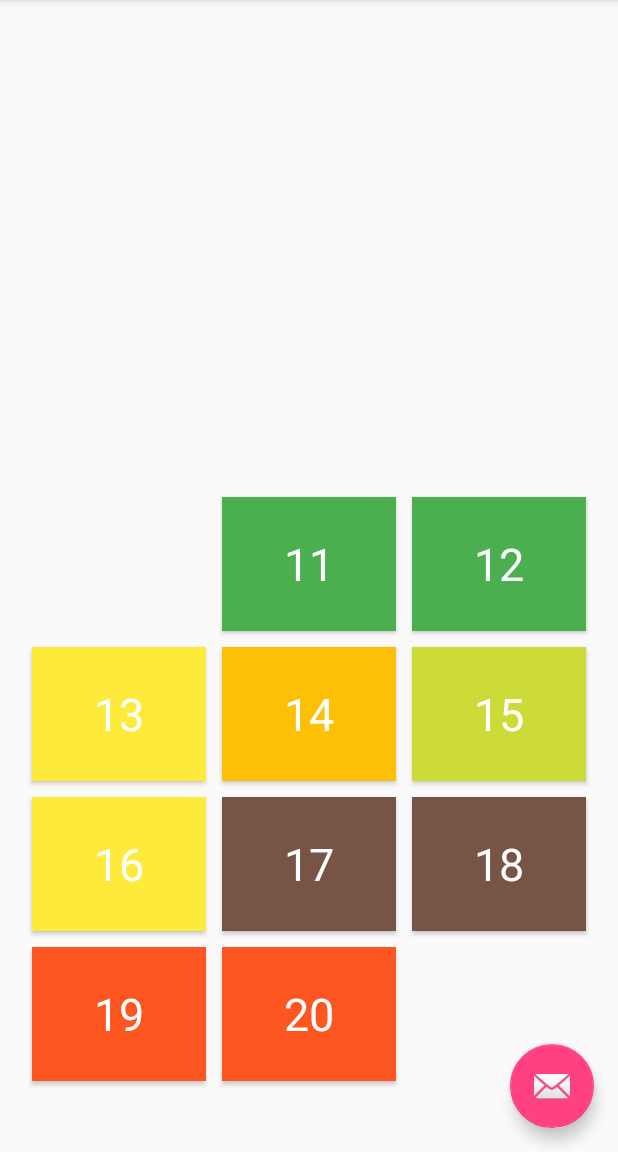
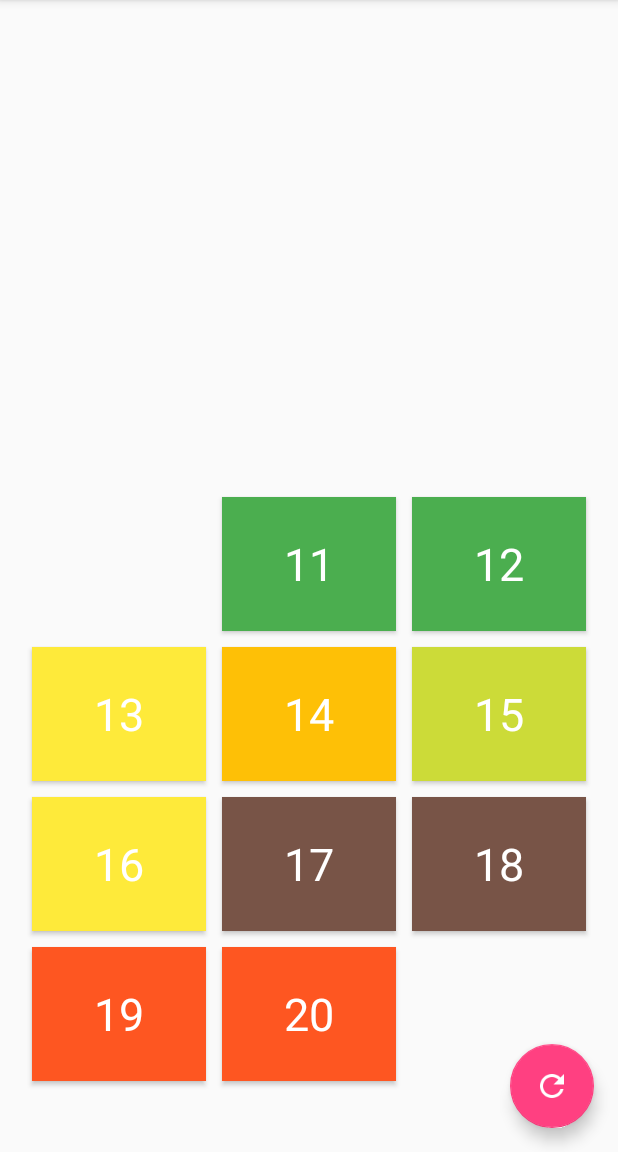
Before and after one commit to buptfarmer/edu, an Android app: the screen it shows after launch (NumbersActivity), after a tap on "10", on a phone screen of 412 x 824 dp, the part 84-1236 px from its top. Run offline under Robolectric (Android 15) with nearby library versions, the phone set to English and light mode, and no system bars; libraries missing offline, so code that uses them is left out: android.support.v4, com.baidu.tts; 21 statements that could not run were skipped.

Commit message:
change:replace fab icon with refresh icon
Change-Id: I14e3bfaf4d21c06144e50fc8826ccd6c496601c3

```diff
--- a/app/src/main/res/layout/activity_numbers.xml
+++ b/app/src/main/res/layout/activity_numbers.xml
@@ -31,6 +31,6 @@
         android:layout_gravity="bottom|end"
         android:layout_margin="@dimen/fab_margin"
         android:elevation="10px"
-        android:src="@android:drawable/ic_dialog_email"/>
+        android:src="@drawable/ic_refresh_white_24dp"/>
 
 </android.support.design.widget.CoordinatorLayout>
```
Also changed, not shown: app/src/main/res/drawable/refresh.xml (added, +8 -0 lines), app/src/main/res/drawable-xhdpi/ic_refresh_black_18dp.png (added), app/src/main/res/drawable-xhdpi/ic_refresh_black_24dp.png (added), app/src/main/res/drawable-xhdpi/ic_refresh_black_36dp.png (added), app/src/main/res/drawable-xhdpi/ic_refresh_black_48dp.png (added), app/src/main/res/drawable-xhdpi/ic_refresh_grey600_18dp.png (added), app/src/main/res/drawable-xhdpi/ic_refresh_grey600_24dp.png (added), app/src/main/res/drawable-xhdpi/ic_refresh_grey600_36dp.png (added), app/src/main/res/drawable-xhdpi/ic_refresh_grey600_48dp.png (added), app/src/main/res/drawable-xhdpi/ic_refresh_white_18dp.png (added), app/src/main/res/drawable-xhdpi/ic_refresh_white_24dp.png (added), app/src/main/res/drawable-xhdpi/ic_refresh_white_36dp.png (added), app/src/main/res/drawable-xhdpi/ic_refresh_white_48dp.png (added).
